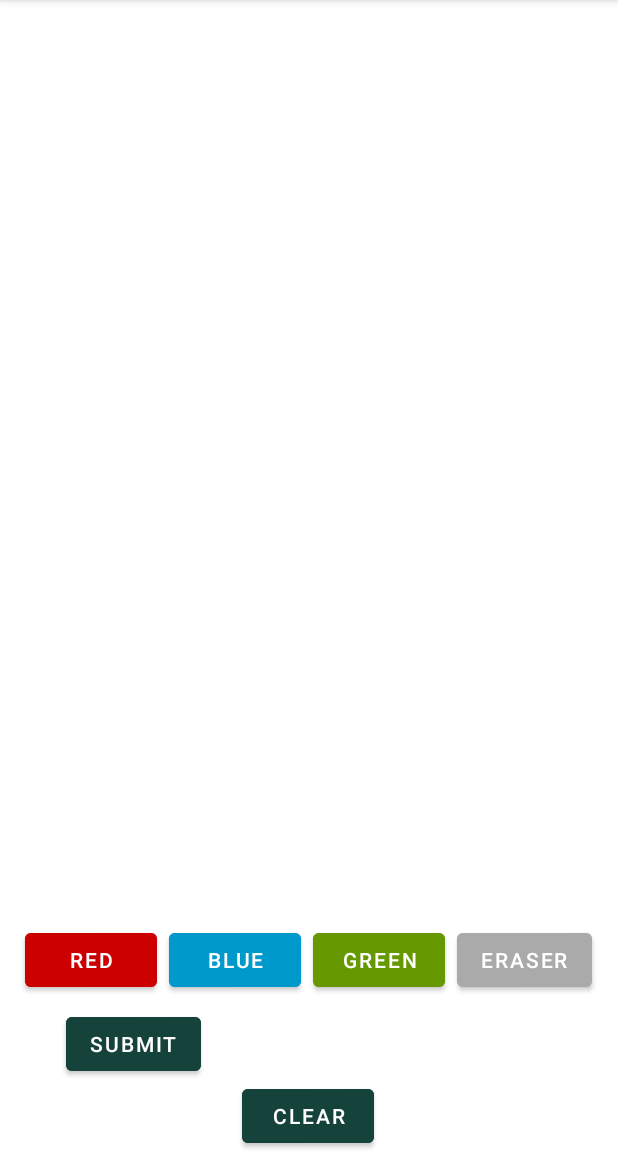
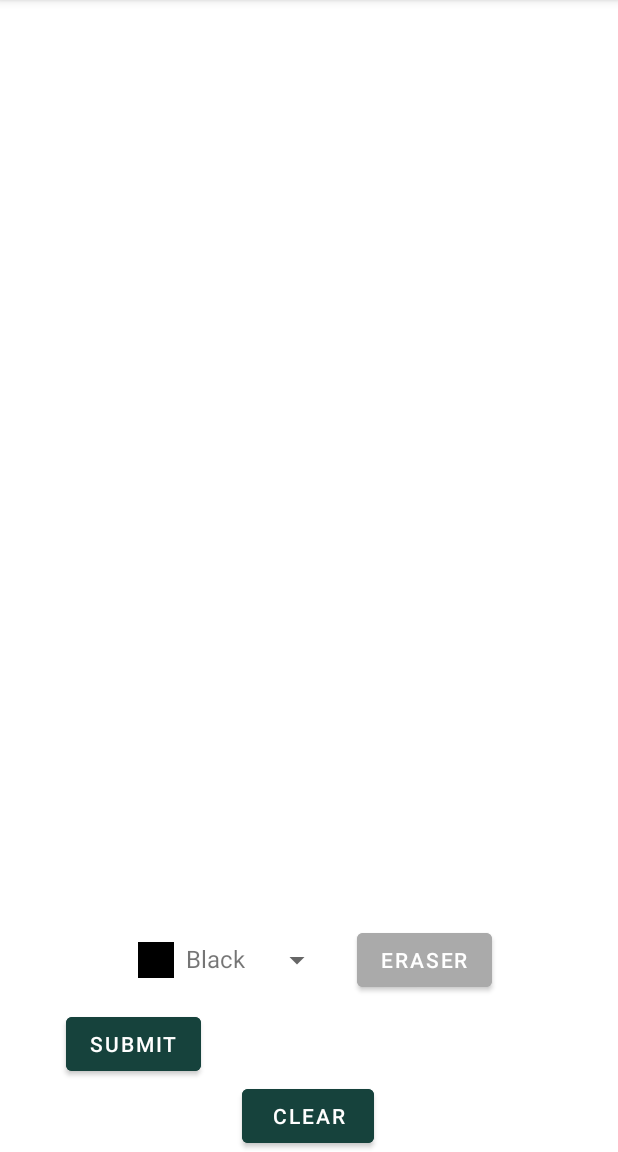
Before and after one commit to ChoJaesuk/ChoJaesuk-COSC2657_Assignment_1, an Android app: the TestActivity screen opened directly, with no data from a screen before it, on a phone screen of 412 x 824 dp, the part 84-1236 px from its top. Run offline under Robolectric (Android 15) with nearby library versions, the phone set to English and light mode, and no system bars.

Commit message:
changed color option layout
changed color option layout

```diff
--- a/app/src/main/java/com/example/darwyourmind/activities/TestActivity.java
+++ b/app/src/main/java/com/example/darwyourmind/activities/TestActivity.java
@@ -5,12 +5,16 @@ import android.graphics.Bitmap;
 import android.graphics.Color;
 import android.os.Bundle;
 import android.util.Log;
+import android.view.View;
+import android.widget.AdapterView;
 import android.widget.Button;
+import android.widget.Spinner;
 import android.widget.TextView;
 
 import androidx.appcompat.app.AppCompatActivity;
 
 import com.example.darwyourmind.R;
+import com.example.darwyourmind.adapters.ColorSpinnerAdapter;
 import com.example.darwyourmind.views.DrawingView;
 
 import org.json.JSONArray;
@@ -22,13 +26,15 @@ import java.io.FileOutputStream;
 import java.io.InputStream;
 import java.io.InputStreamReader;
 import java.util.ArrayList;
+import java.util.Arrays;
+import java.util.List;
 
 public class TestActivity extends AppCompatActivity {
 
     private TextView testTitle;
     private TextView drawingPromptTextView;
     private DrawingView drawingView;
-    private Button clearButton, submitButton, redButton, blueButton, greenButton, eraserButton;
+    private Button clearButton, submitButton, blackButton , redButton, blueButton, greenButton, eraserButton;
     private ArrayList<String> questions;
 
     @Override
@@ -41,10 +47,35 @@ public class TestActivity extends AppCompatActivity {
         drawingView = findViewById(R.id.drawingView);
         clearButton = findViewById(R.id.clearButton);
         submitButton = findViewById(R.id.submitButton);
-        redButton = findViewById(R.id.redButton);
-        blueButton = findViewById(R.id.blueButton);
-        greenButton = findViewById(R.id.greenButton);
+//        blackButton = findViewById(R.id.blackButton);
+//        redButton = findViewById(R.id.redButton);
+//        blueButton = findViewById(R.id.blueButton);
+//        greenButton = findViewById(R.id.greenButton);
         eraserButton = findViewById(R.id.eraserButton);
+
+        Spinner colorSpinner = findViewById(R.id.colorSpinner);
+
+// 색상 이름과 값 설정
+        List<String> colorNames = Arrays.asList("Black", "Red", "Blue", "Green");
+        int[] colorValues = {Color.BLACK, Color.RED, Color.BLUE, Color.GREEN};
+
+// 어댑터 설정
+        ColorSpinnerAdapter adapter = new ColorSpinnerAdapter(this, colorNames, colorValues);
+        colorSpinner.setAdapter(adapter);
+
+// 색상 선택 이벤트 리스너 설정
+        colorSpinner.setOnItemSelectedListener(new AdapterView.OnItemSelectedListener() {
+            @Override
+            public void onItemSelected(AdapterView<?> parent, View view, int position, long id) {
+                drawingView.setColor(colorValues[position]);
+            }
+
+            @Override
+            public void onNothingSelected(AdapterView<?> parent) {
+                // 기본값 유지
+            }
+        });
+
 
         // Get category information from intent
         Intent intent = getIntent();
@@ -61,10 +92,11 @@ public class TestActivity extends AppCompatActivity {
         // Clear button functionality
         clearButton.setOnClickListener(view -> drawingView.clearDrawing());
 
-        // Color change buttons
-        redButton.setOnClickListener(v -> drawingView.setColor(Color.RED));
-        blueButton.setOnClickListener(v -> drawingView.setColor(Color.BLUE));
-        greenButton.setOnClickListener(v -> drawingView.setColor(Color.GREEN));
+//        // Color change buttons
+//        blackButton.setOnClickListener(v -> drawingView.setColor(Color.BLACK));
+//        redButton.setOnClickListener(v -> drawingView.setColor(Color.RED));
+//        blueButton.setOnClickListener(v -> drawingView.setColor(Color.BLUE));
+//        greenButton.setOnClickListener(v -> drawingView.setColor(Color.GREEN));
 
         // Eraser button
         eraserButton.setOnClickListener(v -> drawingView.enableEraser());
--- /dev/null
+++ b/app/src/main/java/com/example/darwyourmind/adapters/ColorSpinnerAdapter.java
@@ -0,0 +1,54 @@
+package com.example.darwyourmind.adapters;
+
+import android.content.Context;
+import android.content.res.ColorStateList;
+import android.view.LayoutInflater;
+import android.view.View;
+import android.view.ViewGroup;
+import android.widget.ArrayAdapter;
+import android.widget.TextView;
+import androidx.annotation.NonNull;
+import androidx.annotation.Nullable;
+
+import com.example.darwyourmind.R;
+
+import java.util.List;
+
+public class ColorSpinnerAdapter extends ArrayAdapter<String> {
+
+    private final List<String> colors;
+    private final int[] colorValues; // 배열에 실제 색상 값을 저장
+
+    public ColorSpinnerAdapter(Context context, List<String> colors, int[] colorValues) {
+        super(context, 0, colors);
+        this.colors = colors;
+        this.colorValues = colorValues;
+    }
+
+    @NonNull
+    @Override
+    public View getView(int position, @Nullable View convertView, @NonNull ViewGroup parent) {
+        return createView(position, convertView, parent);
+    }
+
+    @Override
+    public View getDropDownView(int position, @Nullable View convertView, @NonNull ViewGroup parent) {
+        return createView(position, convertView, parent);
+    }
+
+    private View createView(int position, View convertView, ViewGroup parent) {
+        if (convertView == null) {
+            convertView = LayoutInflater.from(getContext()).inflate(R.layout.spinner_item, parent, false);
+        }
+
+        View colorPreview = convertView.findViewById(R.id.colorPreview);
+        TextView colorName = convertView.findViewById(R.id.colorName);
+
+        // 색상 이름 설정
+        colorName.setText(colors.get(position));
+        // 색상 미리보기 설정
+        colorPreview.setBackgroundTintList(ColorStateList.valueOf(colorValues[position]));
+
+        return convertView;
+    }
+}
--- a/app/src/main/res/layout/activity_test.xml
+++ b/app/src/main/res/layout/activity_test.xml
@@ -38,7 +38,7 @@
         app:layout_constraintEnd_toEndOf="parent"
         app:layout_constraintBottom_toTopOf="@id/buttonGroupLayout" />
 
-    <!-- Button Group Layout -->
+    <!-- Color Selection Spinner and Eraser Button Layout -->
     <LinearLayout
         android:id="@+id/buttonGroupLayout"
         android:layout_width="match_parent"
@@ -46,39 +46,24 @@
         android:orientation="horizontal"
         app:layout_constraintBottom_toTopOf="@id/submitButton"
         android:gravity="center"
-        android:layout_marginBottom="8dp"
-        android:layout_marginTop="8dp">
+        android:layout_marginBottom="8dp">
 
-        <Button
-            android:id="@+id/redButton"
+        <!-- Color Selection Spinner -->
+        <Spinner
+            android:id="@+id/colorSpinner"
             android:layout_width="wrap_content"
             android:layout_height="wrap_content"
-            android:backgroundTint="@android:color/holo_red_dark"
-            android:text="Red" />
+            android:layout_marginEnd="16dp"
+            android:layout_gravity="center"
+            android:spinnerMode="dropdown"/>
 
-        <Button
-            android:id="@+id/blueButton"
-            android:layout_width="wrap_content"
-            android:layout_height="wrap_content"
-            android:backgroundTint="@android:color/holo_blue_dark"
-            android:text="Blue"
-            android:layout_marginStart="8dp" />
-
-        <Button
-            android:id="@+id/greenButton"
-            android:layout_width="wrap_content"
-            android:layout_height="wrap_content"
-            android:backgroundTint="@android:color/holo_green_dark"
-            android:text="Green"
-            android:layout_marginStart="8dp" />
-
+        <!-- Eraser Button -->
         <Button
             android:id="@+id/eraserButton"
             android:layout_width="wrap_content"
             android:layout_height="wrap_content"
             android:backgroundTint="@android:color/darker_gray"
-            android:text="Eraser"
-            android:layout_marginStart="8dp" />
+            android:text="Eraser" />
     </LinearLayout>
 
     <!-- Submit and Clear Buttons -->
@@ -104,5 +89,4 @@
         app:layout_constraintEnd_toEndOf="parent"
         app:layout_constraintHorizontal_bias="0.498"
         app:layout_constraintStart_toStartOf="parent" />
-
 </androidx.constraintlayout.widget.ConstraintLayout>
--- /dev/null
+++ b/app/src/main/res/layout/spinner_item.xml
@@ -0,0 +1,26 @@
+<?xml version="1.0" encoding="utf-8"?>
+<LinearLayout xmlns:android="http://schemas.android.com/apk/res/android"
+    android:layout_width="match_parent"
+    android:layout_height="wrap_content"
+    android:orientation="horizontal"
+    android:padding="8dp">
+
+    <!-- Color preview circle -->
+    <View
+        android:id="@+id/colorPreview"
+        android:layout_width="24dp"
+        android:layout_height="24dp"
+        android:layout_marginEnd="8dp"
+        android:background="@android:color/black"
+        android:backgroundTintMode="src_in"
+        android:backgroundTint="@android:color/black" />
+
+    <!-- Color name -->
+    <TextView
+        android:id="@+id/colorName"
+        android:layout_width="wrap_content"
+        android:layout_height="wrap_content"
+        android:text="Color"
+        android:textSize="16sp" />
+
+</LinearLayout>
--- a/app/src/main/res/values/colors.xml
+++ b/app/src/main/res/values/colors.xml
@@ -12,4 +12,6 @@
     <color name="red">#FF0000</color>
     <color name="blue">#0000FF</color>
     <color name="green">#008000</color>
+
+
 </resources>
```
